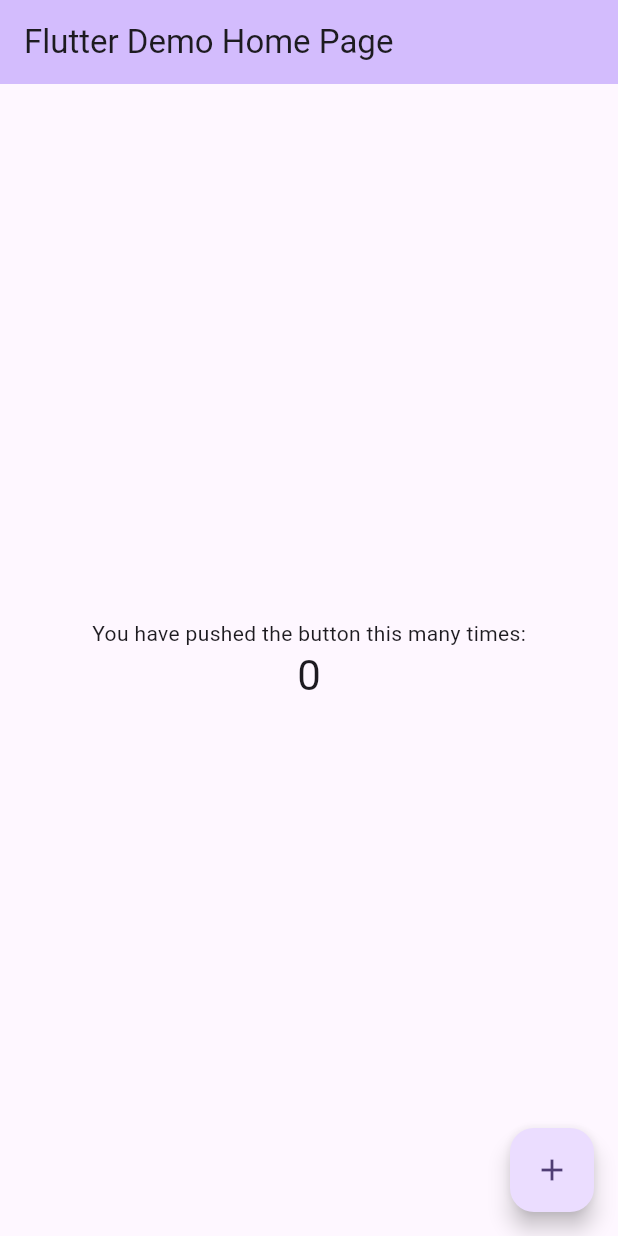
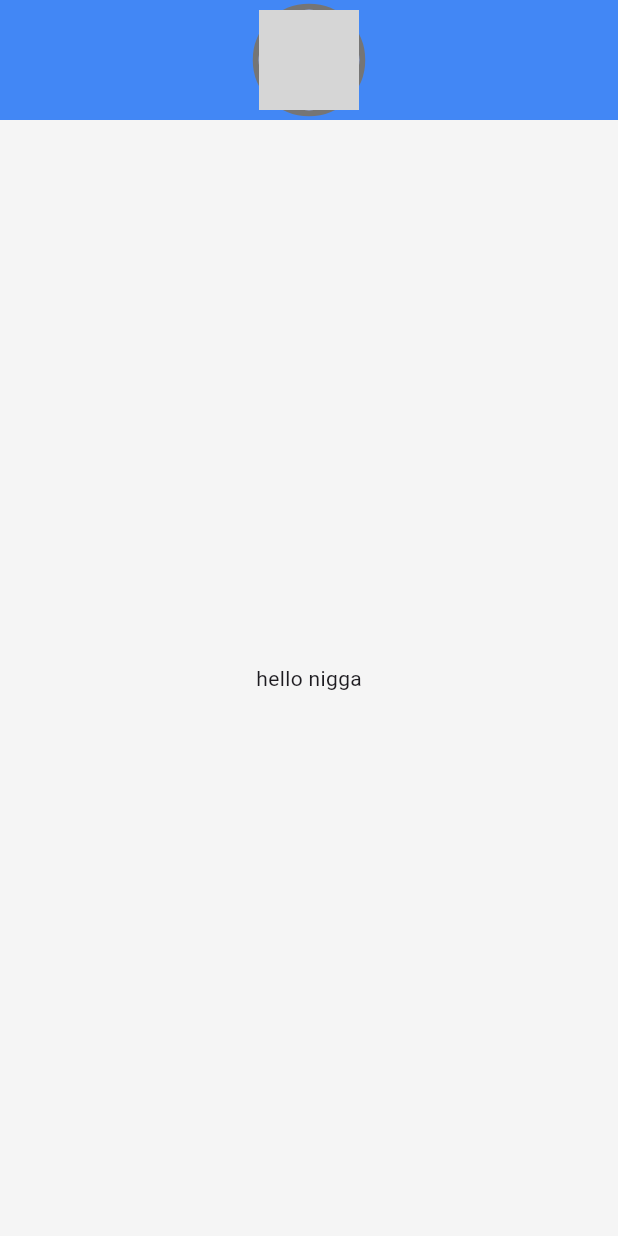
Before and after one commit to dia3dze/dia3dze, a Flutter app: the screen it shows after launch, on a phone screen of 412 x 824 dp. Run offline on Flutter 3.47's test engine with Material 3 defaults, Android fonts, the phone set to English and light mode, and no system bars; grey boxes are pictures that could not be loaded.

Commit message:
first day work

```diff
--- /dev/null
+++ b/lib/components/base_page.dart
@@ -0,0 +1,40 @@
+import 'package:flutter/material.dart';
+import 'package:flutter/rendering.dart';
+import '../constants.dart';
+
+class BasePage extends StatelessWidget {
+  final Widget child;
+
+  // const BasePage({Key? key, required this.child}) : super(key: key);
+  const BasePage({super.key, required this.child});
+
+  @override
+  Widget build(BuildContext context) {
+    return Scaffold(
+      body: child,
+      backgroundColor: AppColors.background,
+      appBar: PreferredSize(
+        preferredSize: Size.square(80),
+        child: AppBar(
+          automaticallyImplyLeading: false,
+          flexibleSpace: Center(
+            child: SizedBox(
+              width: 75,
+              height: 75,
+              child: Container(
+                decoration: BoxDecoration(
+                  shape: BoxShape.circle,
+                  border: Border.all(color: AppColors.textSecondary, width: 4),
+                ),
+                child: CircleAvatar(
+                  backgroundImage: AssetImage('../../assets/images/icon.png'),
+                ),
+              ),
+            ),
+          ),
+          backgroundColor: AppColors.primary,
+        ),
+      ),
+    );
+  }
+}
--- /dev/null
+++ b/lib/constants.dart
@@ -0,0 +1,19 @@
+import 'package:flutter/material.dart';
+
+class AppColors {
+  static const primary = Color.fromRGBO(66, 135, 245, 1);
+  static const primaryLight = Color.fromRGBO(100, 165, 250, 1);
+  static const primaryDark = Color.fromRGBO(30, 100, 230, 1);
+
+  static const secondary = Color.fromRGBO(255, 87, 34, 1);
+  static const secondaryLight = Color.fromRGBO(255, 138, 80, 1);
+  static const secondaryDark = Color.fromRGBO(216, 67, 21, 1);
+
+  static const background = Color.fromRGBO(245, 245, 245, 1);
+  static const surface = Color.fromRGBO(255, 255, 255, 1);
+
+  static const textPrimary = Color.fromRGBO(33, 33, 33, 1);
+  static const textSecondary = Color.fromRGBO(117, 117, 117, 1);
+
+  static const accent = Color.fromRGBO(255, 193, 7, 1);
+}
--- a/lib/main.dart
+++ b/lib/main.dart
@@ -1,122 +1,15 @@
 import 'package:flutter/material.dart';
+import 'pages/main_page.dart';
 
 void main() {
-  runApp(const MyApp());
+  runApp(const MainApp());
 }
 
-class MyApp extends StatelessWidget {
-  const MyApp({super.key});
-
-  // This widget is the root of your application.
-  @override
-  Widget build(BuildContext context) {
-    return MaterialApp(
-      title: 'Flutter Demo',
-      theme: ThemeData(
-        // This is the theme of your application.
-        //
-        // TRY THIS: Try running your application with "flutter run". You'll see
-        // the application has a purple toolbar. Then, without quitting the app,
-        // try changing the seedColor in the colorScheme below to Colors.green
-        // and then invoke "hot reload" (save your changes or press the "hot
-        // reload" button in a Flutter-supported IDE, or press "r" if you used
-        // the command line to start the app).
-        //
-        // Notice that the counter didn't reset back to zero; the application
-        // state is not lost during the reload. To reset the state, use hot
-        // restart instead.
-        //
-        // This works for code too, not just values: Most code changes can be
-        // tested with just a hot reload.
-        colorScheme: ColorScheme.fromSeed(seedColor: Colors.deepPurple),
-      ),
-      home: const MyHomePage(title: 'Flutter Demo Home Page'),
-    );
-  }
-}
-
-class MyHomePage extends StatefulWidget {
-  const MyHomePage({super.key, required this.title});
-
-  // This widget is the home page of your application. It is stateful, meaning
-  // that it has a State object (defined below) that contains fields that affect
-  // how it looks.
-
-  // This class is the configuration for the state. It holds the values (in this
-  // case the title) provided by the parent (in this case the App widget) and
-  // used by the build method of the State. Fields in a Widget subclass are
-  // always marked "final".
-
-  final String title;
-
-  @override
-  State<MyHomePage> createState() => _MyHomePageState();
-}
-
-class _MyHomePageState extends State<MyHomePage> {
-  int _counter = 0;
-
-  void _incrementCounter() {
-    setState(() {
-      // This call to setState tells the Flutter framework that something has
-      // changed in this State, which causes it to rerun the build method below
-      // so that the display can reflect the updated values. If we changed
-      // _counter without calling setState(), then the build method would not be
-      // called again, and so nothing would appear to happen.
-      _counter++;
-    });
-  }
+class MainApp extends StatelessWidget {
+  const MainApp({super.key});
 
   @override
   Widget build(BuildContext context) {
-    // This method is rerun every time setState is called, for instance as done
-    // by the _incrementCounter method above.
-    //
-    // The Flutter framework has been optimized to make rerunning build methods
-    // fast, so that you can just rebuild anything that needs updating rather
-    // than having to individually change instances of widgets.
-    return Scaffold(
-      appBar: AppBar(
-        // TRY THIS: Try changing the color here to a specific color (to
-        // Colors.amber, perhaps?) and trigger a hot reload to see the AppBar
-        // change color while the other colors stay the same.
-        backgroundColor: Theme.of(context).colorScheme.inversePrimary,
-        // Here we take the value from the MyHomePage object that was created by
-        // the App.build method, and use it to set our appbar title.
-        title: Text(widget.title),
-      ),
-      body: Center(
-        // Center is a layout widget. It takes a single child and positions it
-        // in the middle of the parent.
-        child: Column(
-          // Column is also a layout widget. It takes a list of children and
-          // arranges them vertically. By default, it sizes itself to fit its
-          // children horizontally, and tries to be as tall as its parent.
-          //
-          // Column has various properties to control how it sizes itself and
-          // how it positions its children. Here we use mainAxisAlignment to
-          // center the children vertically; the main axis here is the vertical
-          // axis because Columns are vertical (the cross axis would be
-          // horizontal).
-          //
-          // TRY THIS: Invoke "debug painting" (choose the "Toggle Debug Paint"
-          // action in the IDE, or press "p" in the console), to see the
-          // wireframe for each widget.
-          mainAxisAlignment: MainAxisAlignment.center,
-          children: <Widget>[
-            const Text('You have pushed the button this many times:'),
-            Text(
-              '$_counter',
-              style: Theme.of(context).textTheme.headlineMedium,
-            ),
-          ],
-        ),
-      ),
-      floatingActionButton: FloatingActionButton(
-        onPressed: _incrementCounter,
-        tooltip: 'Increment',
-        child: const Icon(Icons.add),
-      ), // This trailing comma makes auto-formatting nicer for build methods.
-    );
+    return MaterialApp(home: MainPage(), debugShowCheckedModeBanner: false);
   }
 }
--- /dev/null
+++ b/lib/pages/main_page.dart
@@ -0,0 +1,11 @@
+import 'package:flutter/material.dart';
+import '../components/base_page.dart';
+
+class MainPage extends StatelessWidget {
+  const MainPage({super.key});
+
+  @override
+  Widget build(BuildContext context) {
+    return BasePage(child: Center(child: Text("hello nigga")));
+  }
+}
--- a/pubspec.yaml
+++ b/pubspec.yaml
@@ -58,8 +58,8 @@ flutter:
   uses-material-design: true
 
   # To add assets to your application, add an assets section, like this:
-  # assets:
-  #   - images/a_dot_burr.jpeg
+  assets:
+    - assets/images/icon.png
   #   - images/a_dot_ham.jpeg
 
   # An image asset can refer to one or more resolution-specific "variants", see
```
Also changed, not shown: assets/images/icon.png (added), 2 other files.
